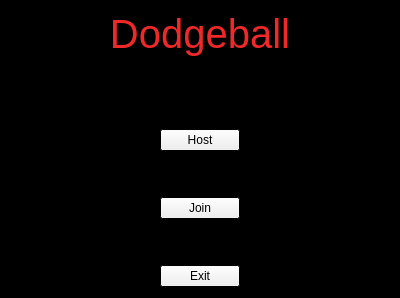
Above: DodgeBall/mainwindow.ui from demolition18956/DodgeBall-Game before the change. Below: the same form after it.
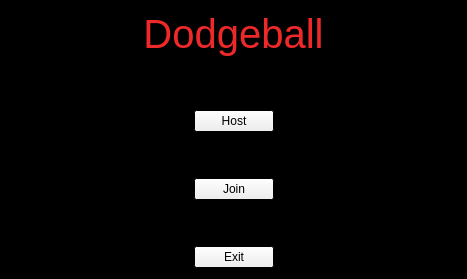
That is the form after the change.

Patch:
```diff
--- a/DodgeBall/mainwindow.ui
+++ b/DodgeBall/mainwindow.ui
@@ -6,8 +6,8 @@
    <rect>
     <x>0</x>
     <y>0</y>
-    <width>400</width>
-    <height>298</height>
+    <width>467</width>
+    <height>279</height>
    </rect>
   </property>
   <property name="palette">
```
